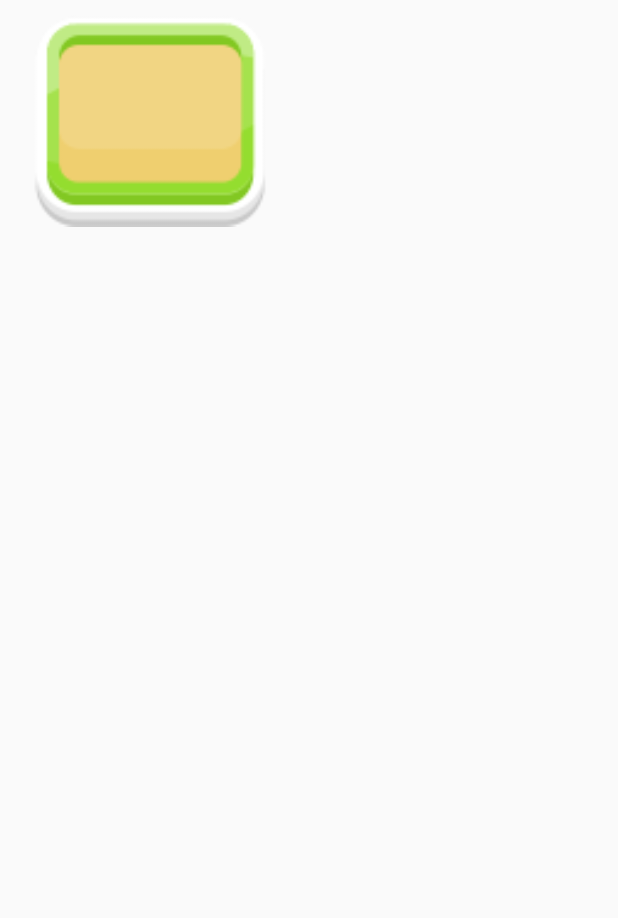
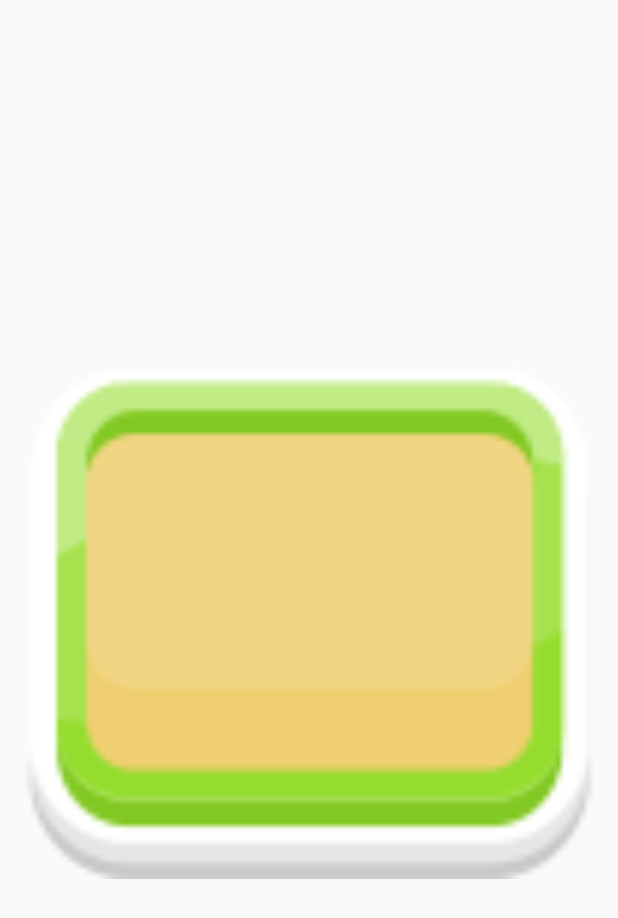
Before and after one commit to endre-borcsok/BabyToy, an Android app: the layout layout_board_element.xml on its own in the app's theme, with its tools: preview values and no code run, on a phone screen of 412 x 824 dp. Shown: the top 918 px of the screen. Run offline under Robolectric (Android 15) with nearby library versions, the phone set to English and light mode, and no system bars.

Commit message:
Improved board management.

```diff
--- a/app/src/main/res/layout/layout_board_element.xml
+++ b/app/src/main/res/layout/layout_board_element.xml
@@ -5,16 +5,14 @@
 
     <ImageView
         android:id="@+id/frame"
-        android:layout_width="160dp"
-        android:layout_height="160dp"
-        android:layout_marginLeft="20dp"
-        android:layout_marginRight="20dp"
+        android:layout_width="match_parent"
+        android:layout_height="match_parent"
+        android:layout_margin="10dp"
         android:src="@drawable/board_element_green"/>
 
     <ImageView
         android:id="@+id/elementImage"
-        android:layout_width="160dp"
-        android:layout_height="160dp"
-        android:layout_marginLeft="20dp"
-        android:layout_marginRight="20dp"/>
+        android:layout_width="match_parent"
+        android:layout_height="match_parent"
+        android:layout_margin="10dp"/>
 </RelativeLayout>
```
Also changed, not shown: app/src/main/java/com/ebsoft/babytoy/Game.java (+41 -3 lines), app/src/main/res/layout/layout_boards.xml (+7 -12 lines).
